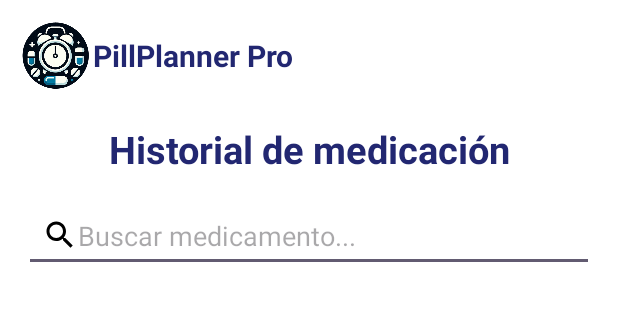
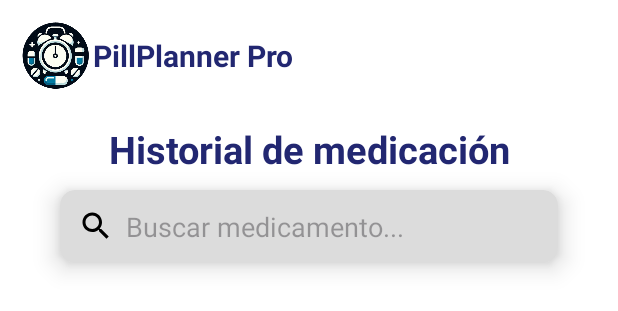
Before and after one commit to KSaire/Pill-Planer-Pro, an Android app: the layout fragment_historial_menu.xml on its own in the app's theme, with its tools: preview values and no code run, on a phone screen of 412 x 824 dp. Shown: the top 311 px of the screen. Run offline under Robolectric (Android 15) with nearby library versions, the phone set to English and light mode, and no system bars; network calls fail.

Commit message:
Historial

```diff
--- a/android-app/app/src/main/java/com/example/proyectopill/api/ApiService.kt
+++ b/android-app/app/src/main/java/com/example/proyectopill/api/ApiService.kt
@@ -41,4 +41,8 @@ interface ApiService {
     suspend fun updateCita(@Path("id") id: Int, @Body cita: CitaPeticion): Response<Cita>
     @DELETE("Citas/{id}")
     suspend fun deleteCita(@Path("id") id: Int): Response<Mensaje>
+    @GET("Historiales/usuario/{userId}")
+    suspend fun getHistorialUsuario(@Path("userId") userId: Int): Response<List<MedicamentoHistorial>>
+    @POST("Historiales")
+    suspend fun createHistorial(@Body hist: HistorialPeticion): Response<Historial>
 }
--- a/android-app/app/src/main/res/drawable/baseline_search_24.xml
+++ b/android-app/app/src/main/res/drawable/baseline_search_24.xml
@@ -1,4 +1,4 @@
-<vector xmlns:android="http://schemas.android.com/apk/res/android" android:height="24dp" android:tint="#000000" android:viewportHeight="24" android:viewportWidth="24" android:width="24dp">
+<vector xmlns:android="http://schemas.android.com/apk/res/android" android:height="24dp" android:tint="@color/text_primary" android:viewportHeight="24" android:viewportWidth="24" android:width="24dp">
 
     <path android:fillColor="@android:color/white" android:pathData="M15.5,14h-0.79l-0.28,-0.27C15.41,12.59 16,11.11 16,9.5 16,5.91 13.09,3 9.5,3S3,5.91 3,9.5 5.91,16 9.5,16c1.61,0 3.09,-0.59 4.23,-1.57l0.27,0.28v0.79l5,4.99L20.49,19l-4.99,-5zM9.5,14C7.01,14 5,11.99 5,9.5S7.01,5 9.5,5 14,7.01 14,9.5 11.99,14 9.5,14z"/>
 
--- a/android-app/app/src/main/res/layout/fragment_historial_menu.xml
+++ b/android-app/app/src/main/res/layout/fragment_historial_menu.xml
@@ -48,19 +48,30 @@
         app:layout_constraintStart_toStartOf="parent"
         app:layout_constraintEnd_toEndOf="parent" />
 
-    <EditText
-        android:id="@+id/searchView"
+    <androidx.cardview.widget.CardView
+        android:id="@+id/cvSearch"
         android:layout_width="0dp"
         android:layout_height="wrap_content"
-        android:hint="Buscar medicamento..."
-        android:drawableStart="@drawable/baseline_search_24"
         app:cardElevation="10dp"
-        android:padding="12dp"
-        android:layout_margin="16dp"
-        android:inputType="text"
+        app:cardCornerRadius="10dp"
+        android:layout_marginTop="10dp"
+        android:layout_marginHorizontal="40dp"
         app:layout_constraintTop_toBottomOf="@id/tvTitulo"
         app:layout_constraintStart_toStartOf="parent"
-        app:layout_constraintEnd_toEndOf="parent" />
+        app:layout_constraintEnd_toEndOf="parent"
+        android:backgroundTint="@color/bg_sheet">
+
+        <EditText
+            android:id="@+id/searchView"
+            android:layout_width="match_parent"
+            android:layout_height="wrap_content"
+            android:hint="Buscar medicamento..."
+            android:drawableStart="@drawable/baseline_search_24"
+            android:drawablePadding="8dp"
+            android:padding="12dp"
+            android:background="@null"
+            android:inputType="text"/>
+    </androidx.cardview.widget.CardView>
 
     <androidx.recyclerview.widget.RecyclerView
         android:id="@+id/medicamentosRecyclerView"
@@ -68,7 +79,7 @@
         android:layout_height="0dp"
         android:clipToPadding="false"
         android:layout_marginTop="20dp"
-        app:layout_constraintTop_toBottomOf="@id/searchView"
+        app:layout_constraintTop_toBottomOf="@id/cvSearch"
         app:layout_constraintBottom_toBottomOf="parent"
         app:layout_constraintStart_toStartOf="parent"
         app:layout_constraintEnd_toEndOf="parent"/>
```
Also changed, not shown: android-app/app/src/main/java/com/example/proyectopill/AdapterHistorialMed.kt (+17 -4 lines), android-app/app/src/main/java/com/example/proyectopill/HistorialMenuFragment.kt (+31 -3 lines), android-app/app/src/main/java/com/example/proyectopill/api/CrudApi.kt (+35 -0 lines), android-app/app/src/main/java/com/example/proyectopill/api/Datos.kt (+15 -0 lines), android-app/app/src/main/res/layout/item_medicamento.xml (+4 -3 lines).
